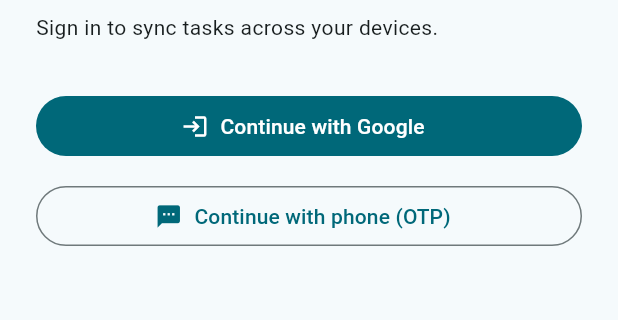
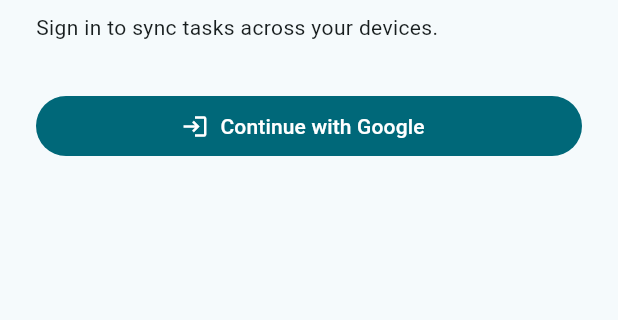
Before and after one commit to jatinbscllb1232802-create/mylifemanager, a Flutter app: the screen it shows after launch, on a phone screen of 412 x 824 dp, the part 180-500 px from its top. Run offline on Flutter 3.47's test engine with Material 3 defaults, Android fonts, the light colour scheme and no system bars; our stand-ins replace cloud_firestore, firebase_auth, firebase_core, flutter_local_notifications, google_sign_in, package_info_plus and 2 more; missing offline and left inert: android_alarm_manager_plus; accounts and stored records are empty.

Commit message:
Remove phone OTP and sync Firebase config

```diff
--- a/lib/screens/login_screen.dart
+++ b/lib/screens/login_screen.dart
@@ -3,8 +3,6 @@
 
 import '../navigation/post_auth.dart';
 import '../providers/auth_provider.dart';
-import 'phone_entry_dialog.dart';
-import 'phone_otp_screen.dart';
 
 class LoginScreen extends StatelessWidget {
   const LoginScreen({super.key});
@@ -48,25 +46,6 @@
               icon: const Icon(Icons.login),
               label: const Text('Continue with Google'),
             ),
-            const SizedBox(height: 12),
-            OutlinedButton.icon(
-              onPressed: () async {
-                final phone = await showDialog<String>(
-                  context: context,
-                  builder: (ctx) => const PhoneEntryDialog(),
-                );
-
-                if (phone == null || phone.isEmpty || !context.mounted) return;
-
-                await Navigator.of(context).push<void>(
-                  MaterialPageRoute(
-                    builder: (_) => PhoneOtpScreen(phoneNumber: phone),
-                  ),
-                );
-              },
-              icon: const Icon(Icons.sms),
-              label: const Text('Continue with phone (OTP)'),
-            ),
           ],
         ),
       ),
```
